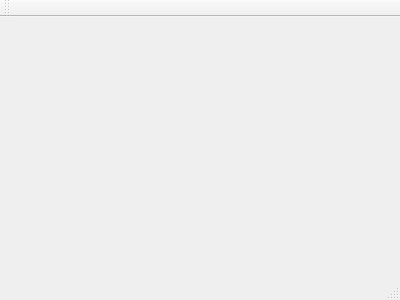
Qt form mainwindow.ui (Dylan-Maxwell-Wright/Stochastic_Methods) before a commit.
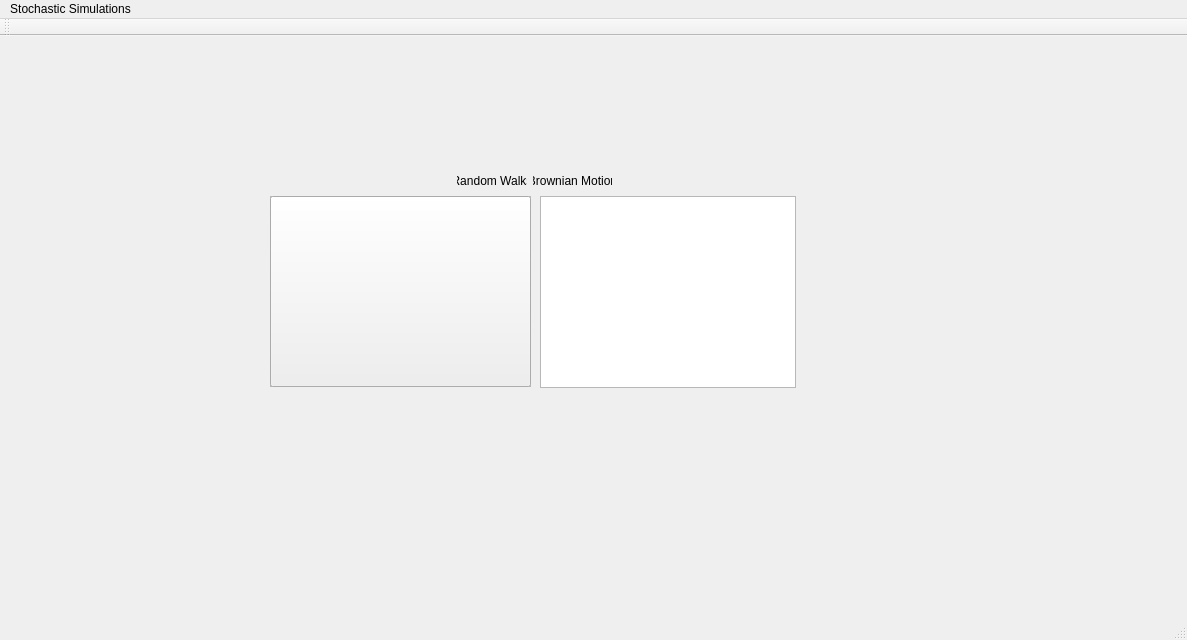
The same form after that commit.

Commit message:
Added RandomWalks Screen Added functionality to switch to RandomWalks Screen and back
-- To Do

- on back, reset all programs running on the page
- add pages for other simulations
- being programming simulations

Patch:
```diff
--- a/mainwindow.ui
+++ b/mainwindow.ui
@@ -1,24 +1,138 @@
 <ui version="4.0">
  <class>MainWindow</class>
- <widget class="QMainWindow" name="MainWindow" >
-  <property name="geometry" >
+ <widget class="QMainWindow" name="MainWindow">
+  <property name="geometry">
    <rect>
     <x>0</x>
     <y>0</y>
-    <width>400</width>
-    <height>300</height>
+    <width>1187</width>
+    <height>640</height>
    </rect>
   </property>
   <property name="windowTitle" >
    <string>MainWindow</string>
   </property>
-  <widget class="QMenuBar" name="menuBar" />
-  <widget class="QToolBar" name="mainToolBar" />
-  <widget class="QWidget" name="centralWidget" />
-  <widget class="QStatusBar" name="statusBar" />
+  <property name="animated">
+   <bool>false</bool>
+  </property>
+  <property name="tabShape">
+   <enum>QTabWidget::Rounded</enum>
+  </property>
+  <property name="dockNestingEnabled">
+   <bool>false</bool>
+  </property>
+  <widget class="QWidget" name="centralWidget">
+   <widget class="QLabel" name="label_2">
+    <property name="geometry">
+     <rect>
+      <x>533</x>
+      <y>137</y>
+      <width>79</width>
+      <height>16</height>
+     </rect>
+    </property>
+    <property name="text">
+     <string>Brownian Motion</string>
+    </property>
+    <property name="alignment">
+     <set>Qt::AlignCenter</set>
+    </property>
+   </widget>
+   <widget class="QGraphicsView" name="graphicsView">
+    <property name="enabled">
+     <bool>true</bool>
+    </property>
+    <property name="geometry">
+     <rect>
+      <x>270</x>
+      <y>160</y>
+      <width>261</width>
+      <height>191</height>
+     </rect>
+    </property>
+   </widget>
+   <widget class="QGraphicsView" name="graphicsView_2">
+    <property name="geometry">
+     <rect>
+      <x>540</x>
+      <y>160</y>
+      <width>256</width>
+      <height>192</height>
+     </rect>
+    </property>
+   </widget>
+   <widget class="QPushButton" name="randomWalksButton">
+    <property name="enabled">
+     <bool>true</bool>
+    </property>
+    <property name="geometry">
+     <rect>
+      <x>270</x>
+      <y>160</y>
+      <width>261</width>
+      <height>191</height>
+     </rect>
+    </property>
+    <property name="cursor">
+     <cursorShape>PointingHandCursor</cursorShape>
+    </property>
+    <property name="text">
+     <string/>
+    </property>
+   </widget>
+   <widget class="QLabel" name="label">
+    <property name="enabled">
+     <bool>true</bool>
+    </property>
+    <property name="geometry">
+     <rect>
+      <x>457</x>
+      <y>137</y>
+      <width>70</width>
+      <height>16</height>
+     </rect>
+    </property>
+    <property name="layoutDirection">
+     <enum>Qt::LeftToRight</enum>
+    </property>
+    <property name="text">
+     <string>Random Walks</string>
+    </property>
+    <property name="alignment">
+     <set>Qt::AlignCenter</set>
+    </property>
+    <property name="indent">
+     <number>0</number>
+    </property>
+   </widget>
+  </widget>
+  <widget class="QMenuBar" name="menuBar">
+   <property name="geometry">
+    <rect>
+     <x>0</x>
+     <y>0</y>
+     <width>1187</width>
+     <height>21</height>
+    </rect>
+   </property>
+   <widget class="QMenu" name="menuStochastic_Simulations">
+    <property name="title">
+     <string>Stochastic Simulations</string>
+    </property>
+   </widget>
+   <addaction name="menuStochastic_Simulations"/>
+  </widget>
+  <widget class="QToolBar" name="mainToolBar">
+   <attribute name="toolBarArea">
+    <enum>TopToolBarArea</enum>
+   </attribute>
+   <attribute name="toolBarBreak">
+    <bool>false</bool>
+   </attribute>
+  </widget>
+  <widget class="QStatusBar" name="statusBar"/>
  </widget>
- <layoutDefault spacing="6" margin="11" />
- <pixmapfunction></pixmapfunction>
+ <layoutdefault spacing="6" margin="11"/>
  <resources/>
  <connections/>
 </ui>
```
Left out of the diff: 3 changed lines with no effect on the pictures. The commit also changes 6 other files.
